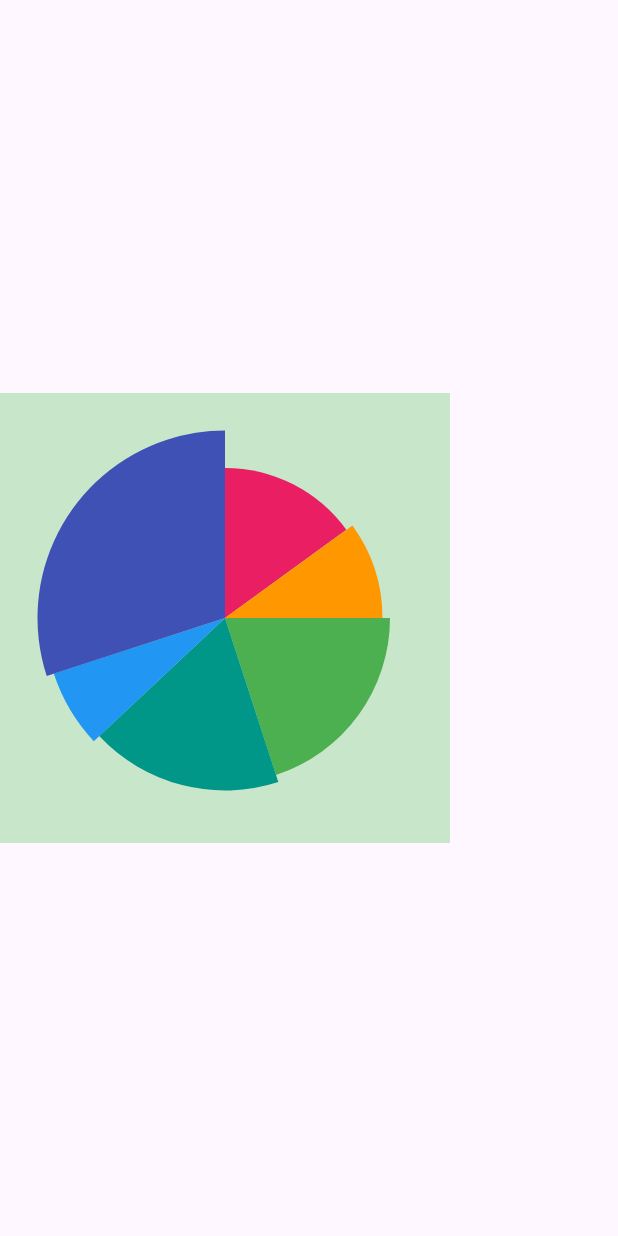
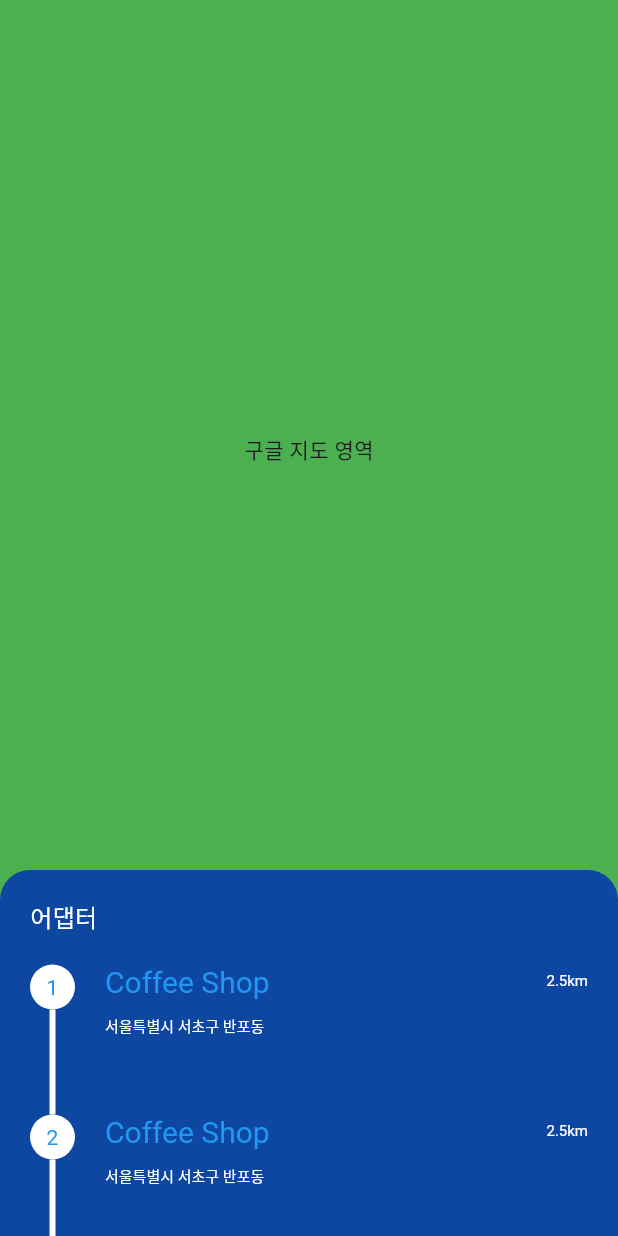
Before and after one commit to seoyeon-haru/flutter-morning-ui, a Flutter app: the screen it shows after launch, on a phone screen of 412 x 824 dp. Run offline on Flutter 3.47's test engine with Material 3 defaults, Android fonts, the light colour scheme and no system bars.

Commit message:
WIP: 슬리버 하단 영역

```diff
--- a/lib/main.dart
+++ b/lib/main.dart
@@ -1,5 +1,5 @@
 import 'package:flutter/material.dart';
-import 'package:flutter_morning_ui/ui_0820.dart';
+import 'package:flutter_morning_ui/ui_0826.dart';
 
 void main() {
   runApp(const MyApp());
@@ -15,7 +15,7 @@ class MyApp extends StatelessWidget {
       theme: ThemeData(
         colorScheme: ColorScheme.fromSeed(seedColor: Colors.deepPurple),
       ),
-      home: Home0820(),
+      home: Home0826(),
     );
   }
 }
--- /dev/null
+++ b/lib/ui_0826.dart
@@ -0,0 +1,204 @@
+import 'package:flutter/material.dart';
+
+// SliverAppBar: CustomScrollView 에서 AppBar 사용하고 싶을 때
+// SliverToBoxAdapter: 일반위젯을 CustomScrollView 에서 사용하고 싶을 때
+// SliverList: ListView를 CustomScrollView 에서 사용하고 싶을 때
+// SliverPersistentHeader: 항상 표시되는 Sliver
+class Home0826 extends StatelessWidget {
+  @override
+  Widget build(BuildContext context) {
+    return Scaffold(
+      backgroundColor: Colors.blue[900],
+
+      /// ListView, singleChildScrollView는 전체가 하나의 영역으로 스크롤이 됨
+      /// CustomScrollView : 영역을 세세하게 조절할 수 있는 위젯
+      /// => 세세하게 조절하는 영역을 Sliver (스크롤 영역의 조각)
+      body: CustomScrollView(
+        // ListView의 children에 해당하는 속성!
+        // Widget 이 들어가지 않고
+        // 스크롤 영역의 조각 객체 (Sliver) 가 들어감
+        slivers: [
+          // SliverAppBar(
+          //   /// pinned : 최소 높이가 되었을 때 더 이상 스크롤되지 않고 고정할지 여부
+          //   pinned: true,
+          //   title: Text('슬리버 앱바'),
+
+          //   /// expandedHeight flexibleSpace 의 최대 높이
+          //   expandedHeight: 300,
+
+          //   /// flexibleSpace 늘어났다 줄어들었다 가능
+          //   flexibleSpace: FlexibleSpaceBar(
+          //     title: Text('플랙시블 스페이스'),
+          //     background: Opacity(
+          //       opacity: .5,
+          //       child: Image.network(
+          //         'https://picsum.photos/200/300',
+          //         fit: BoxFit.cover,
+          //       ),
+          //     ),
+          //   ),
+          // ),
+          // 스크롤 영역을 조금 더 자유롭게 구현
+          SliverPersistentHeader(
+            /// minExtent 밑으로 줄어들지 않음
+            pinned: true,
+            // pinned false 로 주고 많이 사용
+            // floating true 로 주게 되면 현재 스크롤의 위치가
+            // 최상단이 아니더라도 스크롤 아래로 이동하면 나타남
+            // floating: true,
+            delegate: MySliver(),
+          ),
+          // 위젯과 Sliver 사이의 다리 역할
+          // CustomScrollView 내에서 일반 위젯 사용하고 싶을 때 사용
+          SliverToBoxAdapter(
+            child: Padding(
+              padding: const EdgeInsets.symmetric(horizontal: 20)
+              /// copyWith: 객체 복사하는 함수
+              /// 파라미터에 null 을 넘겨주면 기존값, 값을 넘겨주면 해당 값이 적용되어
+              /// 새로운 객체 생성해서 반환
+                  .copyWith(bottom: 20),
+              child: Text(
+                '어댑터',
+                style: TextStyle(fontSize: 16, color: Colors.white),
+              ),
+            ),
+          ),
+          // 들어가는 속성 및 객체 이름만 다르고
+          // 위젯을 반환하는 함수는 ListView.builder 의 itemBuilder 속성에 들어가는
+          // 함수와 동일
+          SliverList(
+            delegate: SliverChildBuilderDelegate(
+              (context, index) {
+                // 원, 선 노랑, 글자 검정
+                return Container(
+                  width: double.infinity,
+                  height: 100,
+                  margin: EdgeInsets.symmetric(horizontal: 20),
+                  child: Row(
+                    children: [
+                      Column(
+                        children: [
+                          Container(
+                            width: 30,
+                            height: 30,
+                            decoration: BoxDecoration(
+                              color: Colors.white,
+                              shape: BoxShape.circle,
+                            ),
+                            child: Center(
+                                child: Text(
+                              '${index + 1}',
+                              style: TextStyle(
+                                color: Colors.blue,
+                              ),
+                            )),
+                          ),
+                          Expanded(
+                            // 에러 나서 Expanded로 감쌈
+                            child: Container(
+                              width: 4,
+                              height: double.infinity,
+                              decoration: BoxDecoration(color: Colors.white),
+                            ),
+                          ),
+                        ],
+                      ),
+                      SizedBox(width: 20),
+                      Expanded(
+                        // 모든 Text 위젯에 동일한 스타일을 적용하고 싶을때 사용
+                        // (style 선언 안 한 Text만 적용)
+                        child: DefaultTextStyle(
+                          style: TextStyle(
+                            color: Colors.white,
+                            fontSize: 10,
+                          ),
+                          child: Column(
+                            // center 고정이라 변경해줘야 함
+                            crossAxisAlignment: CrossAxisAlignment.start,
+                            children: [
+                              Row(
+                                children: [
+                                  // Text 길어지면 overflow 오류 방지하기 위해
+                                  Expanded(
+                                    child: Text(
+                                      'Coffee Shop',
+                                      maxLines: 1,
+                                      // 길어지면 뒤에 ... 나오게
+                                      overflow: TextOverflow.ellipsis,
+                                      style: TextStyle(
+                                        color: Colors.blue,
+                                        fontSize: 20,
+                                      ),
+                                    ),
+                                  ),
+                                  Text('2.5km')
+                                ],
+                              ),
+                              SizedBox(height: 10),
+                              Text('서울특별시 서초구 반포동')
+                            ],
+                          ),
+                        ),
+                      ),
+                    ],
+                  ),
+                );
+              },
+              // ListView.builder 의 itemCount 속성과 동일
+              childCount: 10,
+            ),
+          ),
+        ],
+      ),
+    );
+  }
+}
+
+class MySliver extends SliverPersistentHeaderDelegate {
+  // 그릴 위젯 반환
+  /// CustomScrollView 가 스크롤 될 때
+  /// MySliver 의 높이가 변경될 때 호출됨
+  /// shrinkOffset => 현재 MySliver 의 위치
+  @override
+  Widget build(
+    BuildContext context,
+    double shrinkOffset,
+    bool overlapsContent,
+  ) {
+    print('MySliver shrinkOffset : $shrinkOffset');
+    return Stack(
+      children: [
+        Container(
+          color: Colors.green,
+          child: Center(child: Text('구글 지도 영역')),
+        ),
+        Align(
+          alignment: Alignment.bottomCenter,
+          child: Container(
+            width: double.infinity,
+            height: 20,
+            decoration: BoxDecoration(
+              color: Colors.blue[900],
+              borderRadius: BorderRadius.vertical(top: Radius.circular(20)),
+            ),
+          ),
+        )
+      ],
+    );
+  }
+
+  // 최대 높이
+  @override
+  double get maxExtent => 600;
+
+  // 최소 높이
+  @override
+  double get minExtent => 300;
+
+  /// shouldRebuild : MySliver 의 속성이 변경되었을 때 다시 그릴지 여부
+  /// CustomPainter 사용할 때 사용했던 메서드
+  @override
+  bool shouldRebuild(covariant SliverPersistentHeaderDelegate oldDelegate) {
+    return true;
+  }
+}
```
